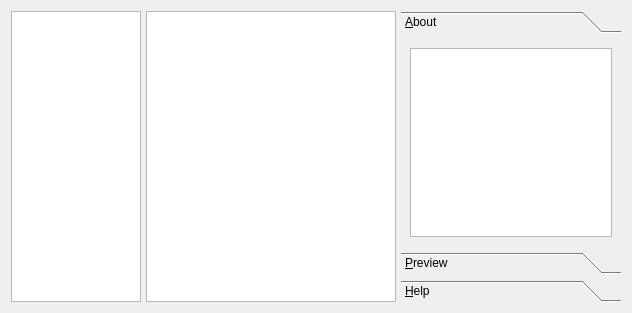
Qt form scribus/ui/nftwidget.ui (scribusproject/scribus) before a commit.
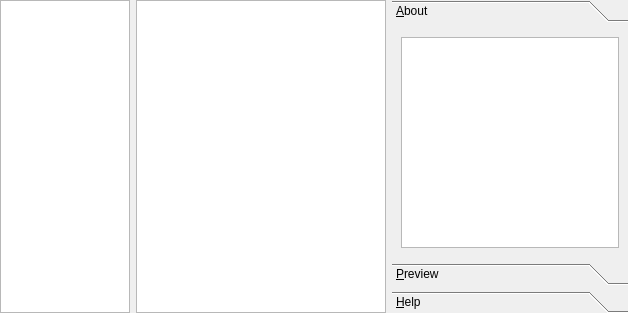
The same form after that commit.

Commit message: #16437: Unify window margin for New From Template dialog <bubu>

```diff
--- a/scribus/ui/nftwidget.ui
+++ b/scribus/ui/nftwidget.ui
@@ -14,8 +14,17 @@
    <string notr="true">Form</string>
   </property>
   <layout class="QHBoxLayout" name="horizontalLayout">
-   <property name="spacing">
-    <number>5</number>
+   <property name="leftMargin">
+    <number>0</number>
+   </property>
+   <property name="topMargin">
+    <number>0</number>
+   </property>
+   <property name="rightMargin">
+    <number>0</number>
+   </property>
+   <property name="bottomMargin">
+    <number>0</number>
    </property>
    <item>
     <widget class="QListWidget" name="categoryList">
```
The commit also changes 2 other files.
